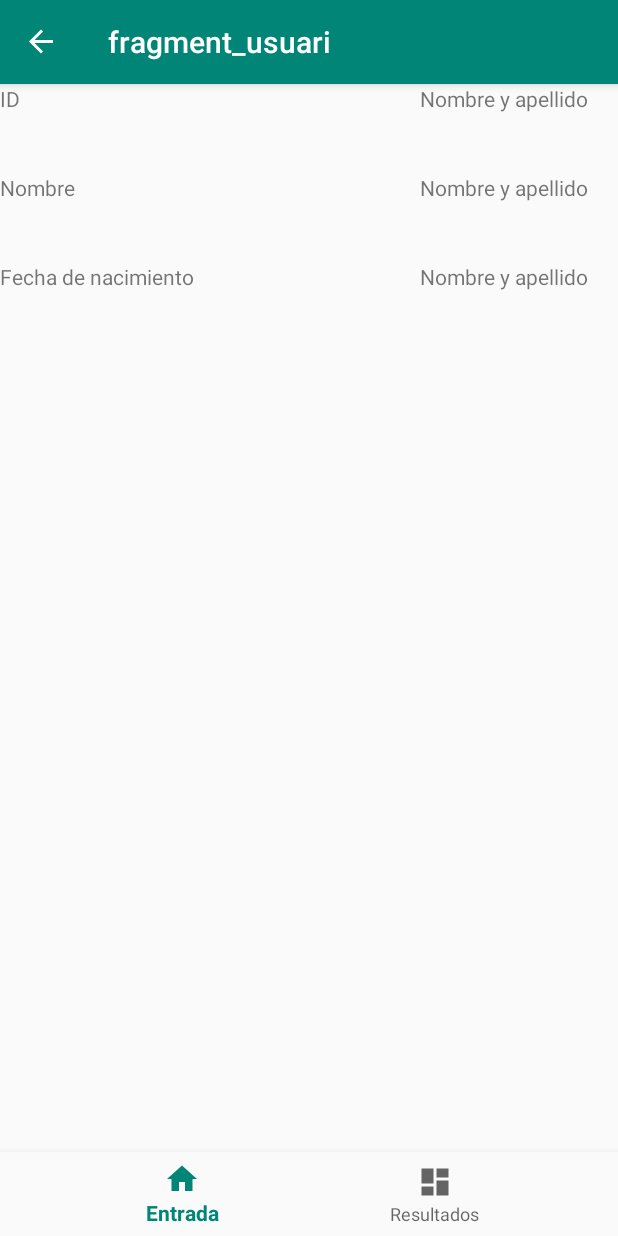
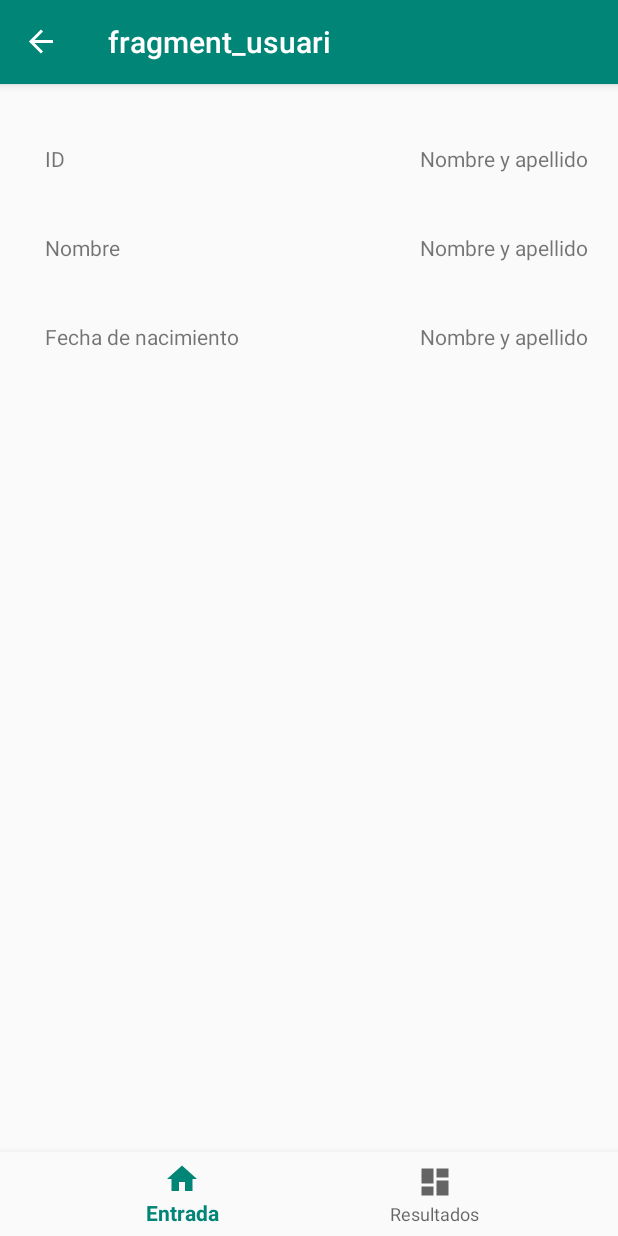
Before and after one commit to cf18gastonrossi/PostgreSQL, an Android app: the UsuariFragment screen opened through its navigation route, on a phone screen of 412 x 824 dp. Run offline under Robolectric (Android 15) with nearby library versions, the phone set to English and light mode, and no system bars; our stand-ins replace navigation-ui; 3 statements that could not run were skipped.

```diff
--- a/app/src/main/java/com/example/postgresql/MainActivity.java
+++ b/app/src/main/java/com/example/postgresql/MainActivity.java
@@ -27,35 +27,6 @@ public class MainActivity extends AppCompatActivity {
     protected void onCreate(Bundle savedInstanceState) {
         super.onCreate(savedInstanceState);
 
-        new Thread() {
-            @Override
-            public void run() {
-                Connection connection = null;
-                try {
-                    Class.forName("org.postgresql.Driver");
-                    connection = DriverManager.getConnection(
-                            "jdbc:postgresql://database-4.cwwws5ulgj4q.us-east-1.rds.amazonaws.com:5432/testDB", "sqladmin", "12341234");
-                    Statement st = connection.createStatement();
-                    ResultSet rs = st.executeQuery("select * from usuaris;");
-                    while (rs.next()){
-                        System.out.println(rs.getString("nom"));
-                    }
-                    System.out.println("asdfas");
-
-
-                } catch (SQLException | ClassNotFoundException e) {
-                    System.out.println(e.toString());
-                } finally {
-                    try {
-                        connection.close();
-                    } catch (SQLException e) {
-                        System.out.println(e.toString());
-                    } catch (NullPointerException e) {
-                        System.out.println("fail");
-                    }
-                }
-            }
-        }.start();
         setContentView(R.layout.activity_main);
         BottomNavigationView navView = findViewById(R.id.navView);
         // Passing each menu ID as a set of Ids because each
--- a/app/src/main/java/com/example/postgresql/ui/dashboard/ResultadosFragment.java
+++ b/app/src/main/java/com/example/postgresql/ui/dashboard/ResultadosFragment.java
@@ -34,7 +34,6 @@ public class ResultadosFragment extends Fragment {
                 ViewModelProviders.of(this).get(ResultadosViewModel.class);
         View root = inflater.inflate(R.layout.fragment_resultados, container, false);
 
-        resultadosViewModel.getUsuaris();
 
         setUpRecyclerView(root);
         return root;
--- a/app/src/main/java/com/example/postgresql/ui/home/EntradaFragment.java
+++ b/app/src/main/java/com/example/postgresql/ui/home/EntradaFragment.java
@@ -48,9 +48,7 @@ public class EntradaFragment extends Fragment {
             @Override
             public void onClick(View view) {
                 try {
-                    System.out.println("hola");
                     if (Usuari.checkInput(nombreAgregar.getText().toString(), fechaAgregar.getText().toString(), Integer.parseInt(idAgregar.getText().toString()))) {
-                        System.out.println("hola2");
                         homeViewModel.addNewUser(new Usuari(
                                 nombreAgregar.getText().toString(),
                                 Date.valueOf(fechaAgregar.getText().toString()),
--- a/app/src/main/java/com/example/postgresql/ui/usuari/UsuariFragment.java
+++ b/app/src/main/java/com/example/postgresql/ui/usuari/UsuariFragment.java
@@ -13,30 +13,25 @@ import androidx.lifecycle.ViewModelProviders;
 
 import com.example.postgresql.R;
 import com.example.postgresql.ui.Model.Usuari;
-
-import java.sql.SQLException;
+import com.example.postgresql.ui.dashboard.ResultadosViewModel;
 
 
 public class UsuariFragment extends Fragment {
 
-    private UsuariViewModel usuariViewModel;
+    private ResultadosViewModel usuariViewModel;
     private TextView id, nombre, fechaNacimiento;
-
-    public UsuariFragment() {
-
-    }
 
     @Nullable
     @Override
     public View onCreateView(@NonNull LayoutInflater inflater,
                              @Nullable ViewGroup container, @Nullable Bundle savedInstanceState) {
         usuariViewModel =
-                ViewModelProviders.of(this).get(UsuariViewModel.class);
+                ViewModelProviders.of(this).get(ResultadosViewModel.class);
         View root = inflater.inflate(R.layout.fragment_usuari, container, false);
 
         id = root.findViewById(R.id.idRespuesta);
         nombre = root.findViewById(R.id.nombreRespuesta);
-        fechaNacimiento = root.findViewById(R.id.fechaNacimiento);
+        fechaNacimiento = root.findViewById(R.id.fechaNacimientoRespuesta);
 
         updateUsuari(usuariViewModel.getUsuariAtPosition(getArguments().getInt("POSITION")));
 
@@ -44,7 +39,7 @@ public class UsuariFragment extends Fragment {
     }
 
     public void updateUsuari(Usuari usuari) {
-        id.setText(usuari.getId());
+        id.setText(usuari.getId().toString());
         nombre.setText(usuari.getNombre());
         fechaNacimiento.setText(usuari.getFechaNacimiento().toString());
     }
--- a/app/src/main/res/layout/fragment_usuari.xml
+++ b/app/src/main/res/layout/fragment_usuari.xml
@@ -1,7 +1,6 @@
 <?xml version="1.0" encoding="utf-8"?>
 <androidx.constraintlayout.widget.ConstraintLayout xmlns:android="http://schemas.android.com/apk/res/android"
     xmlns:app="http://schemas.android.com/apk/res-auto"
-    xmlns:tools="http://schemas.android.com/tools"
     android:id="@+id/linearLayout"
     android:layout_width="match_parent"
     android:layout_height="match_parent">
@@ -10,10 +9,11 @@
         android:id="@+id/id"
         android:layout_width="wrap_content"
         android:layout_height="wrap_content"
+        android:layout_marginStart="30dp"
         android:layout_marginTop="40dp"
         android:text="ID"
         app:layout_constraintStart_toStartOf="parent"
-        app:layout_constraintTop_toBottomOf="@+id/foto" />
+        app:layout_constraintTop_toTopOf="parent" />
 
     <TextView
         android:id="@+id/idRespuesta"
@@ -21,14 +21,16 @@
         android:layout_height="wrap_content"
         android:layout_marginTop="40dp"
         android:layout_marginEnd="20dp"
+        android:gravity="start"
         android:text="Nombre y apellido"
         app:layout_constraintEnd_toEndOf="parent"
-        app:layout_constraintTop_toBottomOf="@+id/foto" />
+        app:layout_constraintTop_toTopOf="parent" />
 
     <TextView
         android:id="@+id/nombre"
         android:layout_width="wrap_content"
         android:layout_height="wrap_content"
+        android:layout_marginStart="30dp"
         android:layout_marginTop="40dp"
         android:text="Nombre"
         app:layout_constraintStart_toStartOf="parent"
@@ -41,6 +43,7 @@
         android:layout_height="wrap_content"
         android:layout_marginTop="40dp"
         android:layout_marginEnd="20dp"
+        android:gravity="start"
         android:text="Nombre y apellido"
         app:layout_constraintEnd_toEndOf="parent"
         app:layout_constraintTop_toBottomOf="@+id/idRespuesta" />
@@ -49,6 +52,7 @@
         android:id="@+id/fechaNacimiento"
         android:layout_width="wrap_content"
         android:layout_height="wrap_content"
+        android:layout_marginStart="30dp"
         android:layout_marginTop="40dp"
         android:text="Fecha de nacimiento"
         app:layout_constraintStart_toStartOf="parent"
@@ -60,6 +64,7 @@
         android:layout_height="wrap_content"
         android:layout_marginTop="40dp"
         android:layout_marginEnd="20dp"
+        android:gravity="start"
         android:text="Nombre y apellido"
         app:layout_constraintEnd_toEndOf="parent"
         app:layout_constraintTop_toBottomOf="@+id/nombreRespuesta" />
```
Also changed, not shown: app/src/main/java/com/example/postgresql/ui/dashboard/ResultadosViewModel.java (+8 -5 lines), app/src/main/java/com/example/postgresql/ui/home/EntradasViewModel.java (+3 -4 lines), app/src/main/java/com/example/postgresql/ui/repository/Repository.java (+0 -10 lines), app/src/main/java/com/example/postgresql/ui/usuari/UsuariViewModel.java (deleted, +0 -29 lines).
